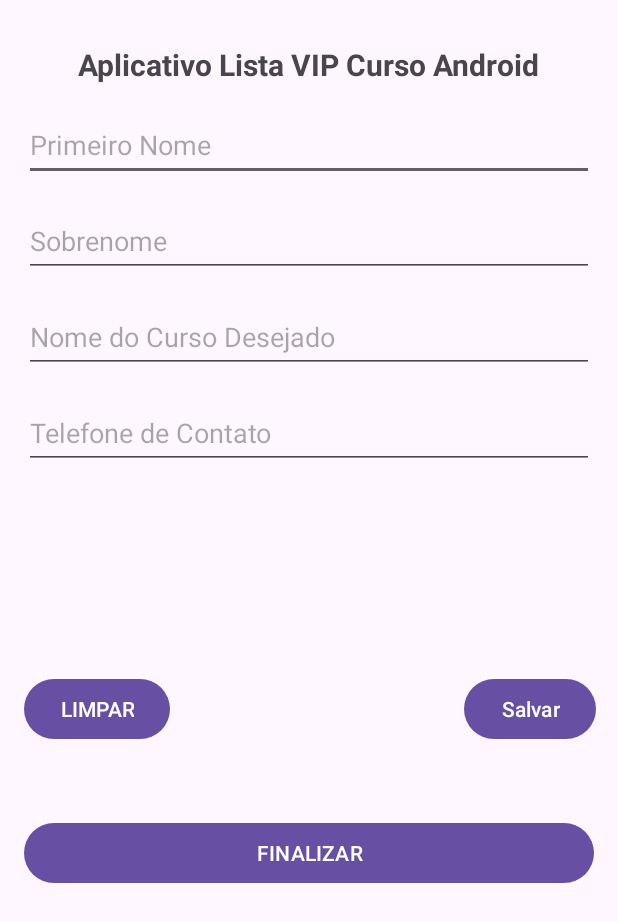
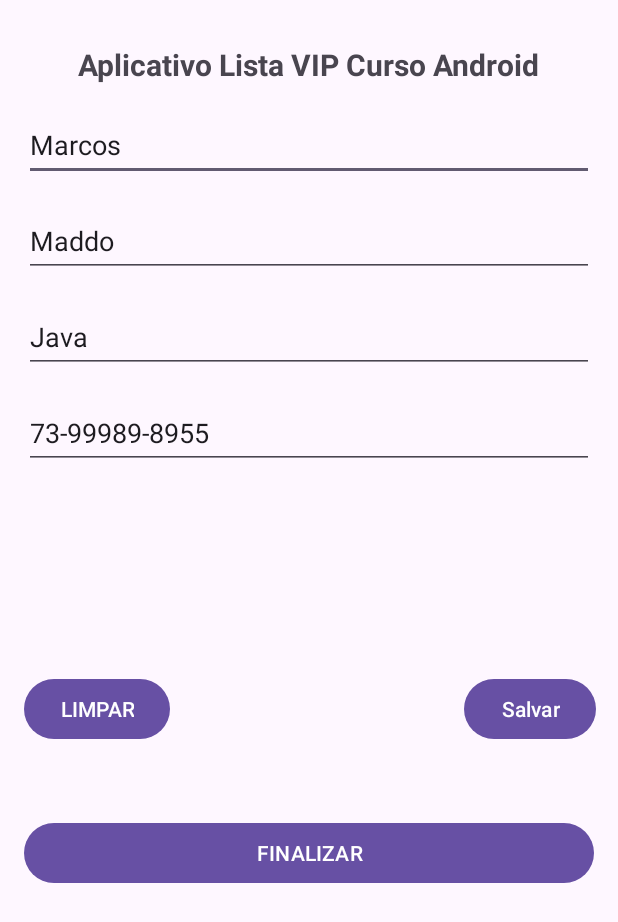
Before and after one commit to VitorPgms/CursoDesenvolvimentoAndroid2023, an Android app: the screen it shows after launch (MainActivity), on a phone screen of 412 x 824 dp. Shown: the top 922 px of the screen. Run offline under Robolectric (Android 15) with nearby library versions, the phone set to English and light mode, and no system bars.

```diff
--- a/AppListaCurso/app/src/main/java/devandroid/depaula/applistacurso/view/MainActivity.java
+++ b/AppListaCurso/app/src/main/java/devandroid/depaula/applistacurso/view/MainActivity.java
@@ -2,6 +2,10 @@ package devandroid.depaula.applistacurso.view;
 
 import android.os.Bundle;
 import android.util.Log;
+import android.view.View;
+import android.widget.Button;
+import android.widget.EditText;
+import android.widget.Toast;
 
 import androidx.activity.EdgeToEdge;
 import androidx.appcompat.app.AppCompatActivity;
@@ -19,6 +23,15 @@ public class MainActivity extends AppCompatActivity {
 
     String dadosPessoa;
     String dadosOutraPessoa;
+
+    EditText editPrimeiroNome;
+    EditText editSobreNome;
+    EditText editNomeCurso;
+    EditText editTelefoneContato;
+
+    Button btnLimpar;
+    Button btnSalvar;
+    Button btnFinalizar;
 
 
     @Override
@@ -44,7 +57,46 @@ public class MainActivity extends AppCompatActivity {
         outraPessoa.setCursoDesejado("Java");
         outraPessoa.setTelefoneContato("73-99989-8955");
 
-        dadosPessoa = "Primeiro nome: ";
+
+        editPrimeiroNome = findViewById(R.id.editPrimeiroNome);
+        editSobreNome = findViewById(R.id.editSobreNome);
+        editNomeCurso = findViewById(R.id.editNomeCurso);
+        editTelefoneContato = findViewById(R.id.editTelefoneContato);
+
+        btnLimpar = findViewById(R.id.btnLimpar);
+        btnSalvar = findViewById(R.id.btnSalvar);
+        btnFinalizar = findViewById(R.id.btnFinalizar);
+
+        editPrimeiroNome.setText(pessoa.getPrimeiroNome());
+        editSobreNome.setText(pessoa.getSobreNome());
+        editNomeCurso.setText(pessoa.getCursoDesejado());
+        editTelefoneContato.setText(pessoa.getTelefoneContato());
+
+        editPrimeiroNome.setText(outraPessoa.getPrimeiroNome());
+        editSobreNome.setText(outraPessoa.getSobreNome());
+        editNomeCurso.setText(outraPessoa.getCursoDesejado());
+        editTelefoneContato.setText(outraPessoa.getTelefoneContato());
+
+        btnLimpar.setOnClickListener(new View.OnClickListener() {
+            @Override
+            public void onClick(View v) {
+                editPrimeiroNome.setText("");
+                editSobreNome.setText("");
+                editNomeCurso.setText("");
+                editTelefoneContato.setText("");
+            }
+        });
+
+        btnFinalizar.setOnClickListener(new View.OnClickListener() {
+            @Override
+            public void onClick(View v) {
+                Toast.makeText(MainActivity.this,"Volte sempre", Toast.LENGTH_LONG).show();
+                finish();
+            }
+        });
+
+
+        /*dadosPessoa = "Primeiro nome: ";
         dadosPessoa += pessoa.getPrimeiroNome();
         dadosPessoa += " Sobrenome: ";
         dadosPessoa += pessoa.getSobreNome();
@@ -63,7 +115,7 @@ public class MainActivity extends AppCompatActivity {
         dadosOutraPessoa += outraPessoa.getTelefoneContato();
 
         Log.i("POOAndroid", pessoa.toString());
-        Log.i("POOAndroid", outraPessoa.toString());
+        Log.i("POOAndroid", outraPessoa.toString());*/
 
     }
 }
```
